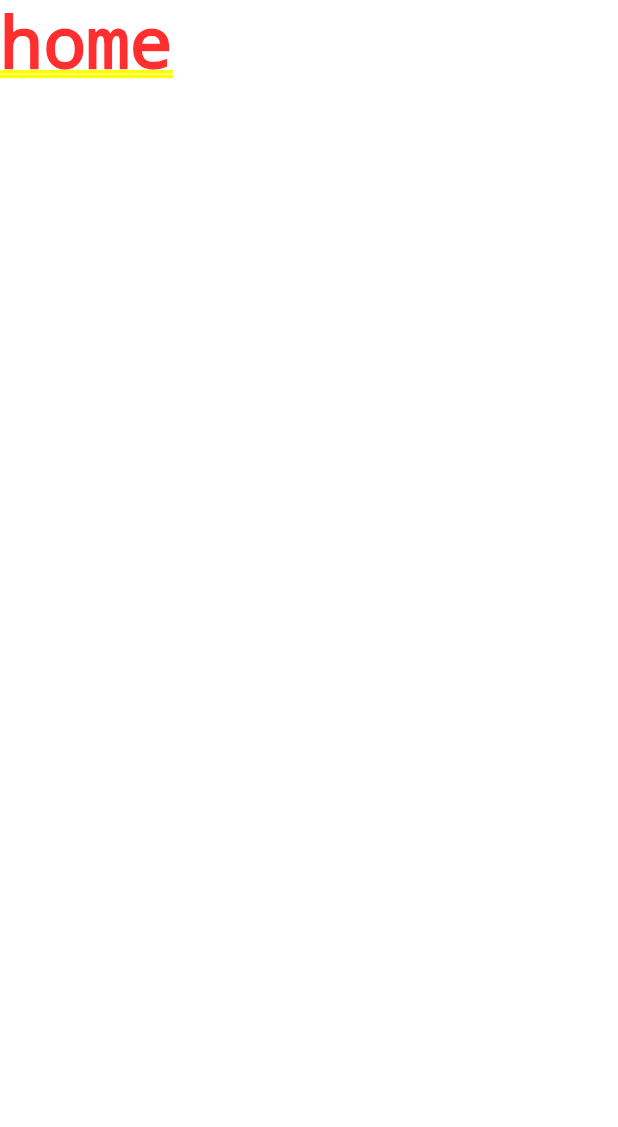
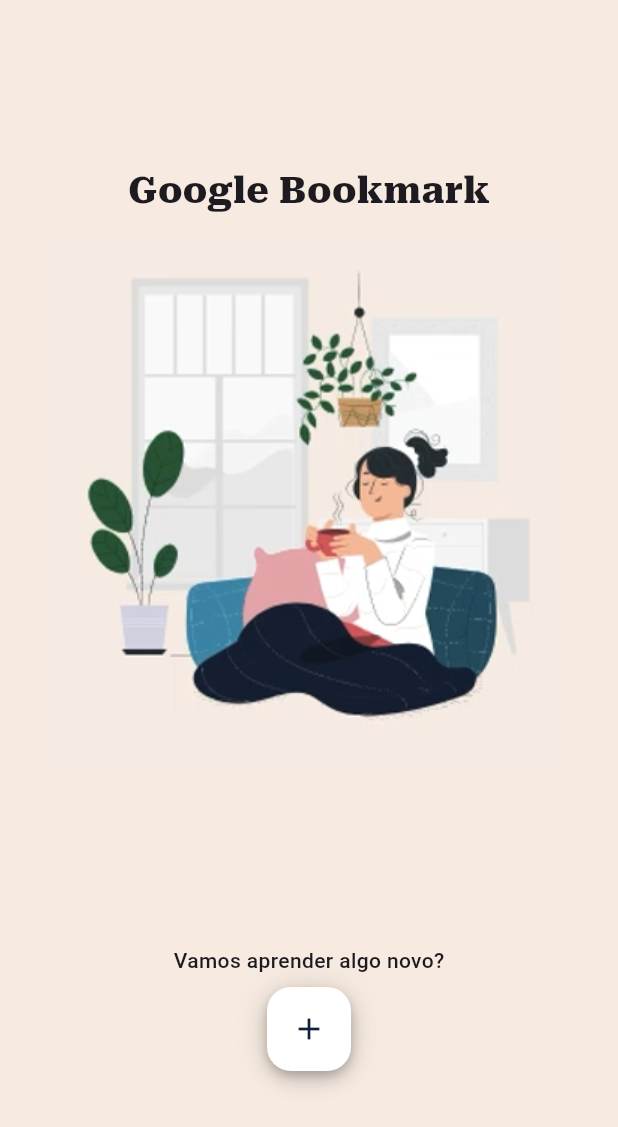
Before and after one commit to danvitoriano/flutter_google_bookmark, a Flutter app: the Login screen opened directly, after a tap on "Entrar", on a phone screen of 412 x 824 dp. Shown: the top 1127 px of the screen. Run offline on Flutter 3.47's test engine with Material 3 defaults, Android fonts, the light colour scheme and no system bars.

Commit message:
add home screen with empty state and floating action button component

```diff
--- a/lib/screens/components/floating.button.dart
+++ b/lib/screens/components/floating.button.dart
@@ -0,0 +1,24 @@
+import 'package:flutter/material.dart';
+import 'package:flutter_google_bookmark/theme.dart';
+
+class FloatingButton extends StatelessWidget {
+  const FloatingButton({super.key, required this.onTap});
+  final VoidCallback? onTap;
+
+  @override
+  Widget build(BuildContext context) {
+    return InkWell(
+      onTap: onTap,
+      child: Container(
+        width: FloatingButtonProperties.size,
+        height: FloatingButtonProperties.size,
+        decoration: FloatingButtonProperties.boxDecoration,
+        padding: const EdgeInsets.all(10),
+        child: Icon(
+          Icons.add,
+          color: FloatingButtonProperties.iconColor,
+        ),
+      ),
+    );
+  }
+}
--- a/lib/screens/home.dart
+++ b/lib/screens/home.dart
@@ -0,0 +1,70 @@
+
+import 'package:flutter/material.dart';
+import 'package:flutter_google_bookmark/screens/components/display_text.dart';
+import 'package:flutter_google_bookmark/screens/components/floating.button.dart';
+import 'package:flutter_google_bookmark/theme.dart';
+
+class Home extends StatefulWidget {
+  const Home({super.key});
+
+  @override
+  State<Home> createState() => _HomeState();
+}
+
+class _HomeState extends State<Home> {
+
+  @override
+  void initState() {
+    super.initState();
+  }
+
+  @override
+  Widget build(BuildContext context) {
+    return SafeArea(
+        child: Container(
+      decoration: AppBackgroundProperties.boxDecoration,
+      child: Scaffold(
+        backgroundColor: Colors.transparent,
+        body: Center(
+          child: _EmptyHome(),
+        ),
+      ),
+    ));
+  }
+}
+
+class _EmptyHome extends StatelessWidget {
+  const _EmptyHome();
+
+  @override
+  Widget build(BuildContext context) {
+    return Column(mainAxisSize: MainAxisSize.min, children: <Widget>[
+      const Padding(
+        padding: EdgeInsets.only(bottom: 8.0),
+        child: DisplayText("Google Bookmark"),
+      ),
+      Padding(
+        padding: const EdgeInsets.only(bottom: 8.0),
+        child: Image.asset("assets/images/welcome.png"),
+      ),
+      Padding(
+        padding: const EdgeInsets.only(bottom: 8.0),
+        child: Text(
+          "Seu Google Bookmark está vazio!",
+          style: TextStyle(fontSize: 36, color: AppColors.lightOrange),
+        ),
+      ),
+      const Padding(
+        padding: EdgeInsets.only(bottom: 8.0),
+        child: Text(
+          "Vamos aprender algo novo?",
+          style: TextStyle(fontWeight: FontWeight.w500),
+        ),
+      ),
+      FloatingButton(onTap: () {
+        Navigator.push(context,
+            MaterialPageRoute(builder: (context) => Text("search books")));
+      }),
+    ]);
+  }
+}
--- a/lib/screens/login.dart
+++ b/lib/screens/login.dart
@@ -1,5 +1,6 @@
 import 'package:flutter/material.dart';
 import 'package:flutter_google_bookmark/screens/components/primary_button.dart';
+import 'package:flutter_google_bookmark/screens/home.dart';
 import 'package:flutter_google_bookmark/screens/sign_up.dart';
 import 'package:flutter_google_bookmark/theme.dart';
 
@@ -80,7 +81,7 @@
                                         context,
                                         MaterialPageRoute(
                                             builder: (context) =>
-                                                const Text("home")));
+                                                Home()));
                                   },
                                   icon: Icons.arrow_forward_rounded),
                               Padding(
```
